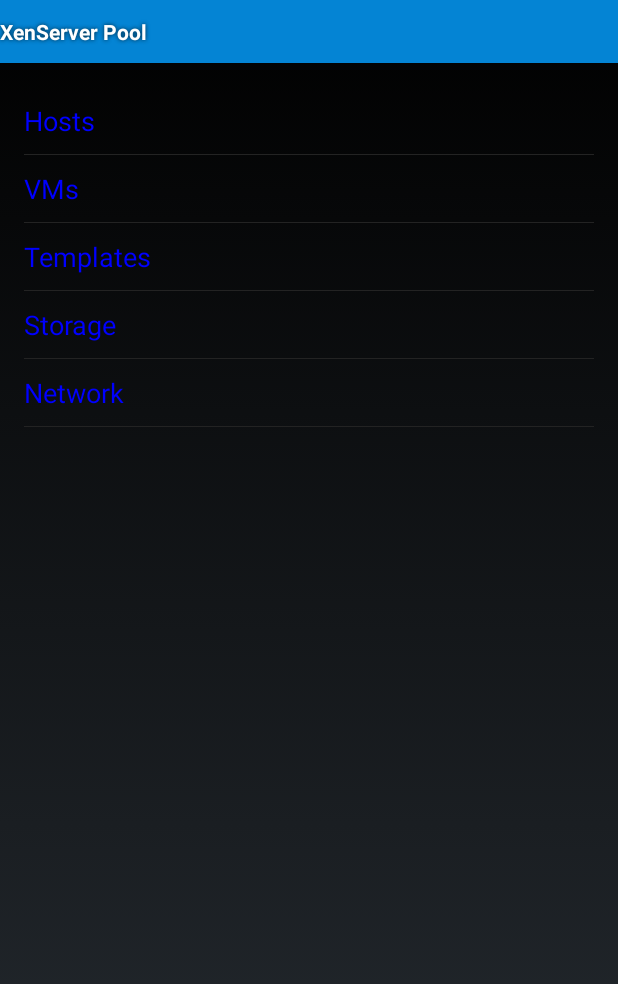
After one commit to hcp-nanjing/XenAndroidCenter, an Android app: the PoolDetailsActivity screen opened directly, with no data from a screen before it, on a phone screen of 412 x 824 dp. The commit adds this screen. Shown: the top 984 px of the screen. Run offline under Robolectric (Android 15) with nearby library versions, the phone set to English and light mode, and no system bars.

Commit message:
Add PoolDetailsActivity to show the list of hosts, vms, templates, storage and network.
Signed-off-by: Hui Zhang <hui.zhang@citrix.com>

```diff
--- a/app/src/main/AndroidManifest.xml
+++ b/app/src/main/AndroidManifest.xml
@@ -26,6 +26,14 @@
             android:name=".VM_list_activity"
             android:label="@string/title_activity_vm_list_activity" >
         </activity>
+        <activity
+            android:name=".PoolDetailsActivity"
+            android:label="@string/title_activity_pool_details"
+            android:parentActivityName=".PoolListMainActivity" >
+            <meta-data
+                android:name="android.support.PARENT_ACTIVITY"
+                android:value="com.xen.xenandroidcenter.PoolListMainActivity" />
+        </activity>
     </application>
 
     <!-- To auto-complete the email text field in the login form with the user's emails -->
--- /dev/null
+++ b/app/src/main/java/com/xen/xenandroidcenter/PoolDetailsActivity.java
@@ -0,0 +1,63 @@
+package com.xen.xenandroidcenter;
+
+import android.app.Activity;
+import android.app.ListActivity;
+import android.os.Bundle;
+import android.util.Log;
+import android.view.Menu;
+import android.view.MenuItem;
+import android.widget.ArrayAdapter;
+import android.widget.ListView;
+import android.widget.TextView;
+
+import java.util.ArrayList;
+import java.util.Arrays;
+
+
+public class PoolDetailsActivity extends ListActivity {
+
+    private ListView poolDetailsListView;
+    //private ArrayList<PoolDetailsItem> listItems = new ArrayList<PoolDetailsItem>();
+    private ArrayAdapter<String> listAdapter ;
+
+
+    @Override
+    protected void onCreate(Bundle savedInstanceState) {
+        super.onCreate(savedInstanceState);
+        setContentView(R.layout.activity_pool_details);
+
+        poolDetailsListView = getListView();
+        //poolDetailsListView = (ListView) findViewById( R.id.poolDetailsList );
+
+
+        String[] poolDetails = new String[] { "Hosts", "VMs", "Templates", "Storage", "Network" };
+        ArrayList<String> poolDetailsList = new ArrayList<String>();
+        poolDetailsList.addAll( Arrays.asList(poolDetails) );
+
+        // Create ArrayAdapter using the planet list.
+        listAdapter = new ArrayAdapter<String>(this, R.layout.pool_details_item_view, poolDetailsList);
+        poolDetailsListView.setAdapter(listAdapter);
+
+    }
+
+
+    @Override
+    public boolean onCreateOptionsMenu(Menu menu) {
+        // Inflate the menu; this adds items to the action bar if it is present.
+        getMenuInflater().inflate(R.menu.pool_details, menu);
+        return true;
+    }
+
+    @Override
+    public boolean onOptionsItemSelected(MenuItem item) {
+        // Handle action bar item clicks here. The action bar will
+        // automatically handle clicks on the Home/Up button, so long
+        // as you specify a parent activity in AndroidManifest.xml.
+        int id = item.getItemId();
+        if (id == R.id.action_settings) {
+            return true;
+        }
+        return super.onOptionsItemSelected(item);
+    }
+
+}
--- /dev/null
+++ b/app/src/main/res/layout/activity_pool_details.xml
@@ -0,0 +1,18 @@
+<RelativeLayout xmlns:android="http://schemas.android.com/apk/res/android"
+    xmlns:tools="http://schemas.android.com/tools"
+    android:layout_width="match_parent"
+    android:layout_height="match_parent"
+    android:paddingLeft="@dimen/activity_horizontal_margin"
+    android:paddingRight="@dimen/activity_horizontal_margin"
+    android:paddingTop="@dimen/activity_vertical_margin"
+    android:paddingBottom="@dimen/activity_vertical_margin"
+    tools:context="com.xen.xenandroidcenter.PoolDetailsActivity">
+
+    <ListView
+        android:layout_width="fill_parent"
+        android:layout_height="fill_parent"
+        android:id="@+id/android:list" />
+
+
+
+</RelativeLayout>
--- /dev/null
+++ b/app/src/main/res/layout/pool_details_item_view.xml
@@ -0,0 +1,13 @@
+    <TextView xmlns:android="http://schemas.android.com/apk/res/android"
+        android:id="@+id/pool_details_item_text"
+        android:layout_width="wrap_content"
+        android:layout_height="fill_parent"
+        android:layout_centerInParent="true"
+        android:gravity="start"
+        android:text=""
+        android:paddingBottom="10dp"
+        android:paddingTop="10dp"
+        android:clickable="false"
+        android:textColor="#0000FF"
+        android:textSize="18sp" >
+    </TextView>
--- /dev/null
+++ b/app/src/main/res/menu/pool_details.xml
@@ -0,0 +1,8 @@
+<menu xmlns:android="http://schemas.android.com/apk/res/android"
+    xmlns:tools="http://schemas.android.com/tools"
+    tools:context="com.xen.xenandroidcenter.PoolDetailsActivity" >
+    <item android:id="@+id/action_settings"
+        android:title="@string/action_settings"
+        android:orderInCategory="100"
+        android:showAsAction="never" />
+</menu>
--- a/app/src/main/res/values/strings.xml
+++ b/app/src/main/res/values/strings.xml
@@ -4,6 +4,7 @@
     <string name="app_name">XenAndroidCenter</string>
     <string name="title_activity_pool_list_main">XenAndroidCenter</string>
     <string name="title_activity_vm_list_activity">VM_list_activity</string>
+    <string name="title_activity_pool_details">XenServer Pool</string>
     <string name="hello_world">Hello world!</string>
     <string name="action_settings">Settings</string>
 
```
Also changed, not shown: app/src/main/res/drawable-hdpi/host.png (added), app/src/main/res/drawable-mdpi/host.png (added), app/src/main/res/drawable-xhdpi/host.png (added), app/src/main/res/drawable-xxhdpi/host.png (added).
